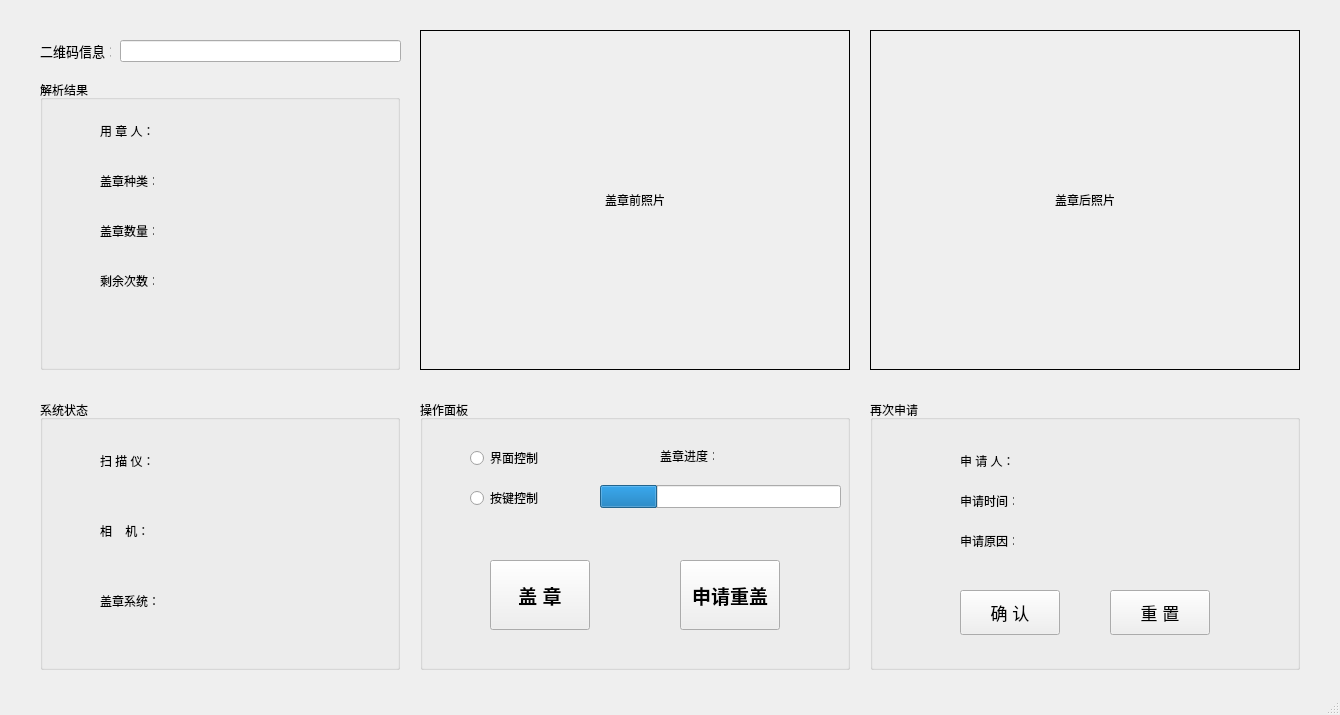
Before: the Qt Designer form usermainwindow.ui in yangleils/SignatureMachine, drawn with Qt 5.
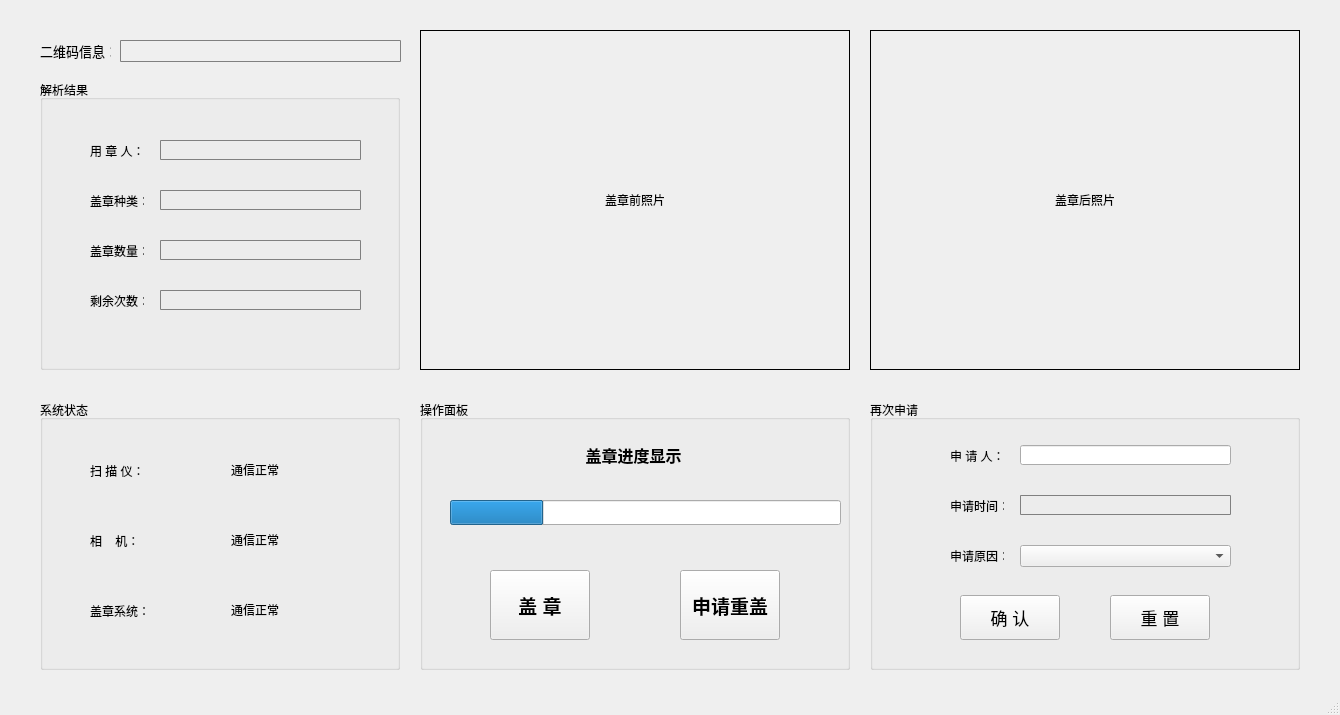
After: the same form once the commit is applied.

```diff
--- a/usermainwindow.ui
+++ b/usermainwindow.ui
@@ -80,6 +80,9 @@
       <height>22</height>
      </rect>
     </property>
+    <property name="styleSheet">
+     <string notr="true">QLineEdit{border: 1.3px solid grey; border-radius:1px; background-color:rgba(255,255,255,0%);}</string>
+    </property>
     <property name="alignment">
      <set>Qt::AlignCenter</set>
     </property>
@@ -102,8 +105,8 @@
     <widget class="QLabel" name="label_2">
      <property name="geometry">
       <rect>
-       <x>60</x>
-       <y>90</y>
+       <x>50</x>
+       <y>110</y>
        <width>54</width>
        <height>21</height>
       </rect>
@@ -115,8 +118,8 @@
     <widget class="QLabel" name="label_3">
      <property name="geometry">
       <rect>
-       <x>60</x>
-       <y>140</y>
+       <x>50</x>
+       <y>160</y>
        <width>54</width>
        <height>21</height>
       </rect>
@@ -128,8 +131,8 @@
     <widget class="QLabel" name="label_4">
      <property name="geometry">
       <rect>
-       <x>60</x>
-       <y>190</y>
+       <x>50</x>
+       <y>210</y>
        <width>54</width>
        <height>21</height>
       </rect>
@@ -141,8 +144,8 @@
     <widget class="QLabel" name="label_5">
      <property name="geometry">
       <rect>
-       <x>60</x>
-       <y>40</y>
+       <x>50</x>
+       <y>60</y>
        <width>54</width>
        <height>21</height>
       </rect>
@@ -151,6 +154,58 @@
       <string>用 章 人：</string>
      </property>
     </widget>
+    <widget class="QLineEdit" name="proposerLineEdit">
+     <property name="geometry">
+      <rect>
+       <x>120</x>
+       <y>60</y>
+       <width>201</width>
+       <height>20</height>
+      </rect>
+     </property>
+     <property name="styleSheet">
+      <string notr="true">QLineEdit{border: 1.3px solid grey; border-radius:1px; background-color:rgba(255,255,255,0%);}</string>
+     </property>
+    </widget>
+    <widget class="QLineEdit" name="sealTypeLineEdit">
+     <property name="geometry">
+      <rect>
+       <x>120</x>
+       <y>110</y>
+       <width>201</width>
+       <height>20</height>
+      </rect>
+     </property>
+     <property name="styleSheet">
+      <string notr="true">QLineEdit{border: 1.3px solid grey; border-radius:1px; background-color:rgba(255,255,255,0%);}</string>
+     </property>
+    </widget>
+    <widget class="QLineEdit" name="totalNumberLineEdit">
+     <property name="geometry">
+      <rect>
+       <x>120</x>
+       <y>160</y>
+       <width>201</width>
+       <height>20</height>
+      </rect>
+     </property>
+     <property name="styleSheet">
+      <string notr="true">QLineEdit{border: 1.3px solid grey; border-radius:1px; background-color:rgba(255,255,255,0%);}</string>
+     </property>
+    </widget>
+    <widget class="QLineEdit" name="remainingNumberLineEdit">
+     <property name="geometry">
+      <rect>
+       <x>120</x>
+       <y>210</y>
+       <width>201</width>
+       <height>20</height>
+      </rect>
+     </property>
+     <property name="styleSheet">
+      <string notr="true">QLineEdit{border: 1.3px solid grey; border-radius:1px; background-color:rgba(255,255,255,0%);}</string>
+     </property>
+    </widget>
    </widget>
    <widget class="QGroupBox" name="groupBox_2">
     <property name="geometry">
@@ -167,9 +222,9 @@
     <widget class="QLabel" name="label_6">
      <property name="geometry">
       <rect>
-       <x>60</x>
-       <y>50</y>
-       <width>81</width>
+       <x>50</x>
+       <y>60</y>
+       <width>61</width>
        <height>21</height>
       </rect>
      </property>
@@ -180,9 +235,9 @@
     <widget class="QLabel" name="label_7">
      <property name="geometry">
       <rect>
-       <x>60</x>
-       <y>120</y>
-       <width>81</width>
+       <x>50</x>
+       <y>130</y>
+       <width>71</width>
        <height>21</height>
       </rect>
      </property>
@@ -193,9 +248,9 @@
     <widget class="QLabel" name="label_8">
      <property name="geometry">
       <rect>
-       <x>60</x>
-       <y>190</y>
-       <width>81</width>
+       <x>50</x>
+       <y>200</y>
+       <width>61</width>
        <height>21</height>
       </rect>
      </property>
@@ -203,6 +258,54 @@
       <string>盖章系统：</string>
      </property>
     </widget>
+    <widget class="QLabel" name="QRcodeScannerLabel">
+     <property name="geometry">
+      <rect>
+       <x>170</x>
+       <y>45</y>
+       <width>90</width>
+       <height>50</height>
+      </rect>
+     </property>
+     <property name="text">
+      <string>通信正常</string>
+     </property>
+     <property name="alignment">
+      <set>Qt::AlignCenter</set>
+     </property>
+    </widget>
+    <widget class="QLabel" name="cameraLabel">
+     <property name="geometry">
+      <rect>
+       <x>170</x>
+       <y>115</y>
+       <width>90</width>
+       <height>50</height>
+      </rect>
+     </property>
+     <property name="text">
+      <string>通信正常</string>
+     </property>
+     <property name="alignment">
+      <set>Qt::AlignCenter</set>
+     </property>
+    </widget>
+    <widget class="QLabel" name="slaveSystemLabel">
+     <property name="geometry">
+      <rect>
+       <x>170</x>
+       <y>185</y>
+       <width>90</width>
+       <height>50</height>
+      </rect>
+     </property>
+     <property name="text">
+      <string>通信正常</string>
+     </property>
+     <property name="alignment">
+      <set>Qt::AlignCenter</set>
+     </property>
+    </widget>
    </widget>
    <widget class="QGroupBox" name="groupBox_3">
     <property name="geometry">
@@ -216,37 +319,11 @@
     <property name="title">
      <string>操作面板</string>
     </property>
-    <widget class="QRadioButton" name="PCRadioBtn">
-     <property name="geometry">
-      <rect>
-       <x>50</x>
-       <y>50</y>
-       <width>89</width>
-       <height>16</height>
-      </rect>
-     </property>
-     <property name="text">
-      <string>界面控制</string>
-     </property>
-    </widget>
-    <widget class="QRadioButton" name="KeyRadioBtn">
-     <property name="geometry">
-      <rect>
-       <x>50</x>
-       <y>90</y>
-       <width>89</width>
-       <height>16</height>
-      </rect>
-     </property>
-     <property name="text">
-      <string>按键控制</string>
-     </property>
-    </widget>
     <widget class="QPushButton" name="pushButton">
      <property name="geometry">
       <rect>
        <x>70</x>
-       <y>160</y>
+       <y>170</y>
        <width>100</width>
        <height>70</height>
       </rect>
@@ -265,10 +342,10 @@
     <widget class="QProgressBar" name="progressBar">
      <property name="geometry">
       <rect>
-       <x>180</x>
-       <y>85</y>
-       <width>241</width>
-       <height>23</height>
+       <x>30</x>
+       <y>100</y>
+       <width>391</width>
+       <height>25</height>
       </rect>
      </property>
      <property name="value">
@@ -281,21 +358,31 @@
     <widget class="QLabel" name="label_15">
      <property name="geometry">
       <rect>
-       <x>240</x>
-       <y>50</y>
-       <width>54</width>
-       <height>12</height>
+       <x>3</x>
+       <y>29</y>
+       <width>421</width>
+       <height>51</height>
       </rect>
      </property>
+     <property name="font">
+      <font>
+       <pointsize>12</pointsize>
+       <weight>75</weight>
+       <bold>true</bold>
+      </font>
+     </property>
      <property name="text">
-      <string>盖章进度：</string>
+      <string>盖章进度显示</string>
+     </property>
+     <property name="alignment">
+      <set>Qt::AlignCenter</set>
      </property>
     </widget>
     <widget class="QPushButton" name="pushButton_2">
      <property name="geometry">
       <rect>
        <x>260</x>
-       <y>160</y>
+       <y>170</y>
        <width>100</width>
        <height>70</height>
       </rect>
@@ -327,8 +414,8 @@
     <widget class="QLabel" name="label_9">
      <property name="geometry">
       <rect>
-       <x>90</x>
-       <y>50</y>
+       <x>80</x>
+       <y>45</y>
        <width>54</width>
        <height>21</height>
       </rect>
@@ -340,8 +427,8 @@
     <widget class="QLabel" name="label_10">
      <property name="geometry">
       <rect>
-       <x>90</x>
-       <y>90</y>
+       <x>80</x>
+       <y>95</y>
        <width>54</width>
        <height>21</height>
       </rect>
@@ -353,8 +440,8 @@
     <widget class="QLabel" name="label_11">
      <property name="geometry">
       <rect>
-       <x>90</x>
-       <y>130</y>
+       <x>80</x>
+       <y>145</y>
        <width>54</width>
        <height>21</height>
       </rect>
@@ -367,7 +454,7 @@
      <property name="geometry">
       <rect>
        <x>90</x>
-       <y>190</y>
+       <y>195</y>
        <width>100</width>
        <height>45</height>
       </rect>
@@ -385,7 +472,7 @@
      <property name="geometry">
       <rect>
        <x>240</x>
-       <y>190</y>
+       <y>195</y>
        <width>100</width>
        <height>45</height>
       </rect>
@@ -399,6 +486,39 @@
       <string>重 置</string>
      </property>
     </widget>
+    <widget class="QLineEdit" name="proposerAgainLineEdit">
+     <property name="geometry">
+      <rect>
+       <x>150</x>
+       <y>45</y>
+       <width>211</width>
+       <height>20</height>
+      </rect>
+     </property>
+    </widget>
+    <widget class="QLineEdit" name="timeLineEdit">
+     <property name="geometry">
+      <rect>
+       <x>150</x>
+       <y>95</y>
+       <width>211</width>
+       <height>20</height>
+      </rect>
+     </property>
+     <property name="styleSheet">
+      <string notr="true">QLineEdit{border: 1.3px solid grey; border-radius:1px; background-color:rgba(255,255,255,0%);}</string>
+     </property>
+    </widget>
+    <widget class="QComboBox" name="reasonComboBox">
+     <property name="geometry">
+      <rect>
+       <x>150</x>
+       <y>145</y>
+       <width>211</width>
+       <height>22</height>
+      </rect>
+     </property>
+    </widget>
    </widget>
   </widget>
   <widget class="QMenuBar" name="menubar">
```
Left out of the diff: 2 changed lines with no effect on the pictures.
